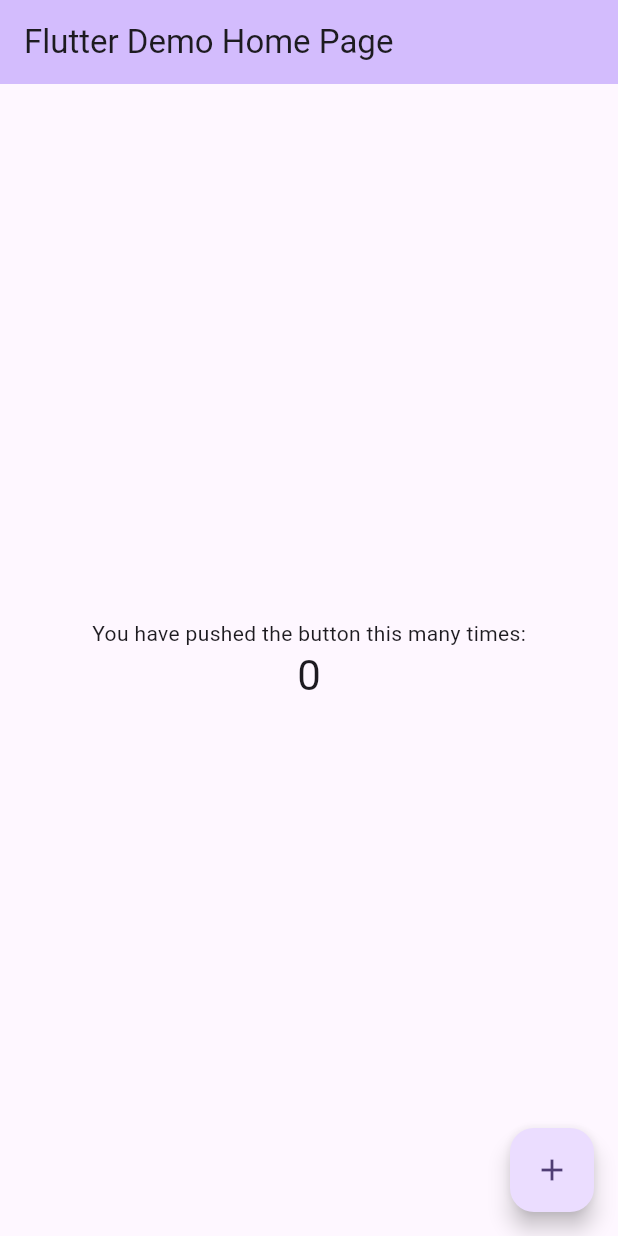
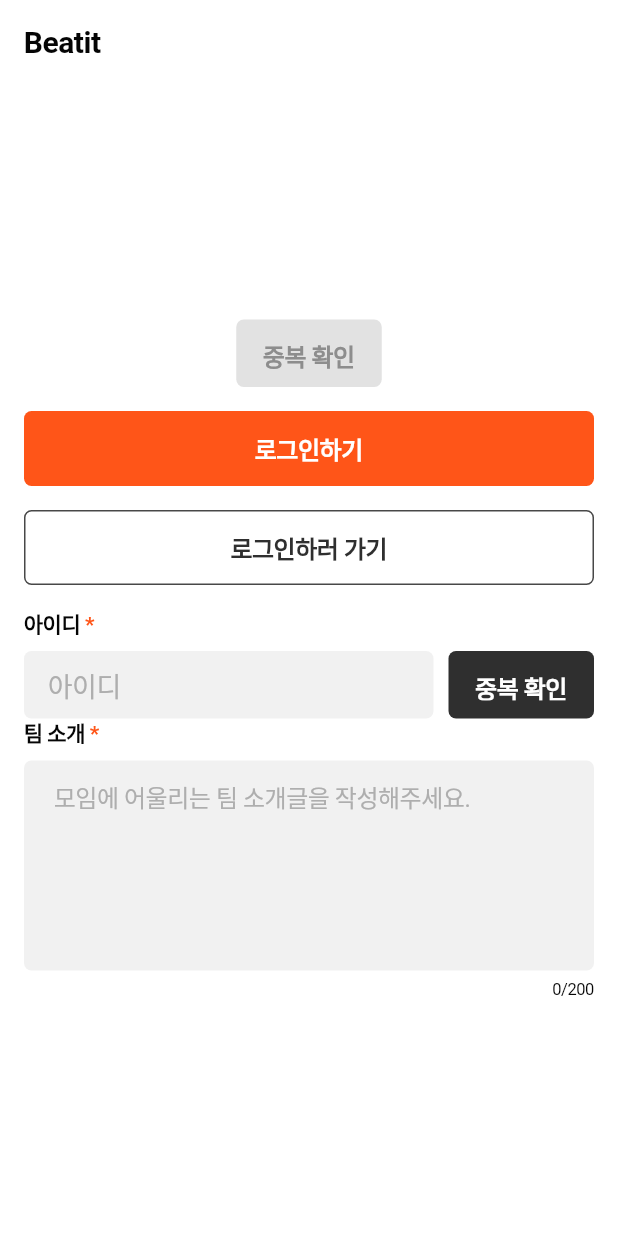
Before and after one commit to beat-it-app/Beatit_Front_App, a Flutter app: the screen it shows after launch, on a phone screen of 412 x 824 dp. Run offline on Flutter 3.47's test engine with Material 3 defaults, Android fonts, the light colour scheme and no system bars; Roboto replaces fonts that are missing (Pretendard).

Commit message:
add/#1: 버튼, input field 추가

```diff
--- a/lib/main.dart
+++ b/lib/main.dart
@@ -1,4 +1,10 @@
+import 'package:beatit_front_app/src/core/theme/app_spacing.dart';
+import 'package:beatit_front_app/src/core/widgets/inputs/app_text_area.dart';
+import 'package:beatit_front_app/src/core/widgets/inputs/app_text_field.dart';
 import 'package:flutter/material.dart';
+
+import 'src/core/theme/app_theme.dart';
+import 'src/core/widgets/bottons/app_button.dart';
 
 void main() {
   runApp(const MyApp());
@@ -7,45 +13,24 @@
 class MyApp extends StatelessWidget {
   const MyApp({super.key});
 
-  // This widget is the root of your application.
   @override
   Widget build(BuildContext context) {
     return MaterialApp(
-      title: 'Flutter Demo',
-      theme: ThemeData(
-        // This is the theme of your application.
-        //
-        // TRY THIS: Try running your application with "flutter run". You'll see
-        // the application has a purple toolbar. Then, without quitting the app,
-        // try changing the seedColor in the colorScheme below to Colors.green
-        // and then invoke "hot reload" (save your changes or press the "hot
-        // reload" button in a Flutter-supported IDE, or press "r" if you used
-        // the command line to start the app).
-        //
-        // Notice that the counter didn't reset back to zero; the application
-        // state is not lost during the reload. To reset the state, use hot
-        // restart instead.
-        //
-        // This works for code too, not just values: Most code changes can be
-        // tested with just a hot reload.
-        colorScheme: ColorScheme.fromSeed(seedColor: Colors.deepPurple),
-      ),
-      home: const MyHomePage(title: 'Flutter Demo Home Page'),
+      title: 'Beatit',
+      debugShowCheckedModeBanner: false,
+      theme: AppTheme.light,
+      darkTheme: AppTheme.dark,
+      themeMode: ThemeMode.system,
+      home: const MyHomePage(title: 'Beatit'),
     );
   }
 }
 
 class MyHomePage extends StatefulWidget {
-  const MyHomePage({super.key, required this.title});
-
-  // This widget is the home page of your application. It is stateful, meaning
-  // that it has a State object (defined below) that contains fields that affect
-  // how it looks.
-
-  // This class is the configuration for the state. It holds the values (in this
-  // case the title) provided by the parent (in this case the App widget) and
-  // used by the build method of the State. Fields in a Widget subclass are
-  // always marked "final".
+  const MyHomePage({
+    super.key,
+    required this.title,
+  });
 
   final String title;
 
@@ -54,69 +39,75 @@
 }
 
 class _MyHomePageState extends State<MyHomePage> {
-  int _counter = 0;
-
-  void _incrementCounter() {
-    setState(() {
-      // This call to setState tells the Flutter framework that something has
-      // changed in this State, which causes it to rerun the build method below
-      // so that the display can reflect the updated values. If we changed
-      // _counter without calling setState(), then the build method would not be
-      // called again, and so nothing would appear to happen.
-      _counter++;
-    });
-  }
-
   @override
   Widget build(BuildContext context) {
-    // This method is rerun every time setState is called, for instance as done
-    // by the _incrementCounter method above.
-    //
-    // The Flutter framework has been optimized to make rerunning build methods
-    // fast, so that you can just rebuild anything that needs updating rather
-    // than having to individually change instances of widgets.
     return Scaffold(
       appBar: AppBar(
-        // TRY THIS: Try changing the color here to a specific color (to
-        // Colors.amber, perhaps?) and trigger a hot reload to see the AppBar
-        // change color while the other colors stay the same.
-        backgroundColor: Theme.of(context).colorScheme.inversePrimary,
-        // Here we take the value from the MyHomePage object that was created by
-        // the App.build method, and use it to set our appbar title.
         title: Text(widget.title),
       ),
-      body: Center(
-        // Center is a layout widget. It takes a single child and positions it
-        // in the middle of the parent.
+      body: Container(
+        padding: EdgeInsets.all(AppSpacing.x16),
+        height: double.infinity,
         child: Column(
-          // Column is also a layout widget. It takes a list of children and
-          // arranges them vertically. By default, it sizes itself to fit its
-          // children horizontally, and tries to be as tall as its parent.
-          //
-          // Column has various properties to control how it sizes itself and
-          // how it positions its children. Here we use mainAxisAlignment to
-          // center the children vertically; the main axis here is the vertical
-          // axis because Columns are vertical (the cross axis would be
-          // horizontal).
-          //
-          // TRY THIS: Invoke "debug painting" (choose the "Toggle Debug Paint"
-          // action in the IDE, or press "p" in the console), to see the
-          // wireframe for each widget.
           mainAxisAlignment: MainAxisAlignment.center,
-          children: <Widget>[
-            const Text('You have pushed the button this many times:'),
-            Text(
-              '$_counter',
-              style: Theme.of(context).textTheme.headlineMedium,
+          crossAxisAlignment: CrossAxisAlignment.center,
+          mainAxisSize: MainAxisSize.min,
+          children: [
+            AppButton(
+              text: '중복 확인',
+              width: ButtonWidth.small,
+              height: ButtonHeight.small,
+              variant: ButtonVariant.black,
+              onPressed: null,
             ),
+            const SizedBox(height: 16),
+            AppButton(
+              text: '로그인하기',
+              width: ButtonWidth.expand,
+              height: ButtonHeight.normal,
+              variant: ButtonVariant.primary,
+              onPressed: () {},
+            ),
+            const SizedBox(height: 16),
+            AppButton(
+              text: '로그인하러 가기',
+              width: ButtonWidth.expand,
+              height: ButtonHeight.normal,
+              variant: ButtonVariant.outlined,
+              onPressed: () {},
+            ),
+            const SizedBox(height: 16),
+            Row(
+              crossAxisAlignment: CrossAxisAlignment.end,
+              children: [
+                Expanded(
+                  child: AppTextField(
+                    label: '아이디',
+                    hintText: '아이디',
+                    requiredMark: true,
+                    controller: null,
+                  ),
+                ),
+                const SizedBox(width: AppSpacing.x10),
+                AppButton(
+                  text: '중복 확인',
+                  width: ButtonWidth.small,
+                  height: ButtonHeight.small,
+                  variant: ButtonVariant.black,
+                  onPressed: () {},
+                ),
+              ],
+            ),
+            AppTextArea(
+              label: '팀 소개',
+              hintText: '모임에 어울리는 팀 소개글을 작성해주세요.',
+              requiredMark: true,
+              controller: null,
+              maxLength: 200,
+            )
           ],
         ),
       ),
-      floatingActionButton: FloatingActionButton(
-        onPressed: _incrementCounter,
-        tooltip: 'Increment',
-        child: const Icon(Icons.add),
-      ), // This trailing comma makes auto-formatting nicer for build methods.
     );
   }
 }
--- /dev/null
+++ b/lib/src/core/widgets/bottons/app_button.dart
@@ -0,0 +1,129 @@
+import 'package:flutter/material.dart';
+
+import '../../theme/app_radius.dart';
+import '../../theme/app_colors.dart';
+import '../../theme/app_fonts.dart';
+
+enum ButtonVariant {
+  primary,
+  black,
+  outlined,
+}
+
+enum ButtonWidth {
+  small, // width 97
+  medium, // width 125
+  expand, // width double.infinity
+}
+
+enum ButtonHeight {
+  small, // height 45
+  normal, // height 50
+}
+
+class AppButton extends StatelessWidget {
+  const AppButton({
+    super.key,
+    required this.text,
+    required this.onPressed,
+    this.variant = ButtonVariant.primary,
+    this.height = ButtonHeight.normal,
+    this.width = ButtonWidth.expand,
+    this.isLoading = false,
+    this.isDisabled = false,
+  });
+
+  final String text;
+  final VoidCallback? onPressed;
+  final ButtonVariant variant;
+  final ButtonHeight height;
+  final ButtonWidth width;
+  final bool isLoading;
+  final bool isDisabled;
+
+  bool get _isDisabled => isDisabled || onPressed == null || isLoading;
+
+  @override
+  Widget build(BuildContext context) {
+    final colors = Theme.of(context).colorScheme;
+
+    final child = isLoading
+        ? SizedBox(
+      width: 18,
+      height: 18,
+      child: CircularProgressIndicator(
+        strokeWidth: 2,
+        color: _loadingColor(colors),
+      ),
+    )
+        : Text(text);
+
+    final button = switch (variant) {
+      ButtonVariant.primary => FilledButton(
+        onPressed: _isDisabled ? null : onPressed,
+        style: _sizeStyle,
+        child: child,
+      ),
+      ButtonVariant.black => FilledButton(
+        onPressed: _isDisabled ? null : onPressed,
+        style: _sizeStyle.merge(
+          FilledButton.styleFrom(
+            backgroundColor: colors.secondary,
+            foregroundColor: colors.onSecondary,
+          ),
+        ),
+        child: child,
+      ),
+      ButtonVariant.outlined => OutlinedButton(
+        onPressed: _isDisabled ? null : onPressed,
+        style: _sizeStyle,
+        child: child,
+      ),
+    };
+
+    return SizedBox(
+      width: width.value,
+      height: height.value,
+      child: button,
+    );
+  }
+
+  ButtonStyle get _sizeStyle {
+    return ButtonStyle(
+      minimumSize: WidgetStatePropertyAll(
+        Size(0, height.value),
+      ),
+      fixedSize: WidgetStatePropertyAll(
+        Size.fromHeight(height.value),
+      ),
+      tapTargetSize: MaterialTapTargetSize.shrinkWrap,
+    );
+  }
+
+  Color _loadingColor(ColorScheme colors) {
+    return switch (variant) {
+      ButtonVariant.primary => colors.onPrimary,
+      ButtonVariant.black => colors.onSecondary,
+      ButtonVariant.outlined => colors.primary,
+    };
+  }
+}
+
+extension on ButtonWidth {
+  double get value {
+    return switch (this) {
+      ButtonWidth.small => 97,
+      ButtonWidth.medium => 125,
+      ButtonWidth.expand => double.infinity,
+    };
+  }
+}
+
+extension on ButtonHeight {
+  double get value {
+    return switch (this) {
+      ButtonHeight.small => 45,
+      ButtonHeight.normal => 50,
+    };
+  }
+}
--- /dev/null
+++ b/lib/src/core/widgets/inputs/app_text_area.dart
@@ -0,0 +1,182 @@
+import 'package:flutter/material.dart';
+import 'package:flutter/services.dart';
+
+import '../../theme/app_fonts.dart';
+import '../../theme/app_spacing.dart';
+
+class AppTextArea extends StatefulWidget {
+  const AppTextArea({
+    super.key,
+    this.controller,
+    this.focusNode,
+    this.label,
+    this.hintText,
+    this.requiredMark = false,
+    this.enabled = true,
+    this.readOnly = false,
+    this.errorText,
+    this.maxLength = 200,
+    this.showCounter = true,
+    this.fieldHeight = 140,
+    this.onChanged,
+  });
+
+  final TextEditingController? controller;
+  final FocusNode? focusNode;
+
+  final String? label;
+  final String? hintText;
+  final bool requiredMark;
+
+  final bool enabled;
+  final bool readOnly;
+  final String? errorText;
+
+  final int? maxLength;
+  final bool showCounter;
+  final double fieldHeight;
+
+  final ValueChanged<String>? onChanged;
+
+  @override
+  State<AppTextArea> createState() => _AppTextAreaState();
+}
+
+class _AppTextAreaState extends State<AppTextArea> {
+  late final TextEditingController _internalController;
+
+  TextEditingController get _controller {
+    return widget.controller ?? _internalController;
+  }
+
+  bool get _hasError {
+    return widget.errorText != null && widget.errorText!.isNotEmpty;
+  }
+
+  bool get _shouldShowCounter {
+    return widget.showCounter && widget.maxLength != null;
+  }
+
+  @override
+  void initState() {
+    super.initState();
+    _internalController = TextEditingController();
+  }
+
+  @override
+  void dispose() {
+    _internalController.dispose();
+    super.dispose();
+  }
+
+  @override
+  Widget build(BuildContext context) {
+    final theme = Theme.of(context);
+    final colors = theme.colorScheme;
+    final textTheme = theme.textTheme;
+    final inputTheme = theme.inputDecorationTheme;
+
+    final labelStyle = textTheme.labelMedium?.copyWith(
+      color: colors.onSurface,
+    );
+
+    final inputTextColor = widget.enabled
+        ? colors.onSurface
+        : colors.onSurfaceVariant;
+
+    final areaTextStyle = FontStyles.med16.copyWith(
+      color: inputTextColor,
+    );
+
+    final areaHintStyle = FontStyles.med16.copyWith(
+      color: inputTheme.hintStyle?.color ?? colors.onSurfaceVariant,
+    );
+
+    return Column(
+      crossAxisAlignment: CrossAxisAlignment.start,
+      children: [
+        if (widget.label != null) ...[
+          RichText(
+            text: TextSpan(
+              style: labelStyle,
+              children: [
+                TextSpan(text: widget.label),
+                if (widget.requiredMark)
+                  TextSpan(
+                    text: ' *',
+                    style: labelStyle?.copyWith(
+                      color: colors.primary,
+                    ),
+                  ),
+              ],
+            ),
+          ),
+          const SizedBox(height: AppSpacing.x8),
+        ],
+        SizedBox(
+          height: widget.fieldHeight,
+          child: TextFormField(
+            controller: _controller,
+            focusNode: widget.focusNode,
+            enabled: widget.enabled,
+            readOnly: widget.readOnly,
+            onChanged: widget.onChanged,
+            keyboardType: TextInputType.multiline,
+            textInputAction: TextInputAction.newline,
+            maxLength: widget.maxLength,
+            maxLengthEnforcement: MaxLengthEnforcement.enforced,
+            expands: true,
+            minLines: null,
+            maxLines: null,
+            textAlignVertical: TextAlignVertical.top,
+
+            // 핵심: text area 실제 입력값은 med16
+            style: areaTextStyle,
+
+            decoration: InputDecoration(
+              hintText: widget.hintText,
+              hintStyle: areaHintStyle,
+              counterText: '',
+
+              contentPadding: const EdgeInsets.symmetric(
+                horizontal: AppSpacing.x16,
+                vertical: AppSpacing.x12,
+              ),
+            ),
+            onTapOutside: (_) {
+              FocusScope.of(context).unfocus();
+            },
+          ),
+        ),
+        if (_hasError || _shouldShowCounter) ...[
+          const SizedBox(height: AppSpacing.x4),
+          Row(
+            crossAxisAlignment: CrossAxisAlignment.start,
+            children: [
+              Expanded(
+                child: _hasError
+                    ? Text(
+                  widget.errorText!,
+                  style: inputTheme.errorStyle,
+                )
+                    : const SizedBox.shrink(),
+              ),
+              if (_shouldShowCounter)
+                ValueListenableBuilder<TextEditingValue>(
+                  valueListenable: _controller,
+                  builder: (context, value, _) {
+                    return Text(
+                      '${value.text.length}/${widget.maxLength}',
+                      style: textTheme.labelSmall?.copyWith(
+                        color: colors.onSurface,
+                      ),
+                    );
+                  },
+                ),
+            ],
+          ),
+        ],
+      ],
+    );
+  }
+}
--- /dev/null
+++ b/lib/src/core/widgets/inputs/app_text_field.dart
@@ -0,0 +1,237 @@
+import 'package:flutter/material.dart';
+
+import '../../theme/app_fonts.dart';
+import '../../theme/app_radius.dart';
+import '../../theme/app_spacing.dart';
+
+class AppTextField extends StatefulWidget {
+  const AppTextField({
+    super.key,
+    this.controller,
+    this.focusNode,
+    this.label,
+    this.hintText,
+    this.requiredMark = false,
+    this.enabled = true,
+    this.readOnly = false,
+    this.obscureText = false,
+    this.errorText,
+    this.keyboardType,
+    this.textInputAction,
+    this.prefixIcon,
+    this.suffixIcon,
+    this.onChanged,
+    this.height = 45,
+  });
+
+  final TextEditingController? controller;
+  final FocusNode? focusNode;
+
+  final String? label;
+  final String? hintText;
+  final bool requiredMark;
+
+  final bool enabled;
+  final bool readOnly;
+  final bool obscureText;
+  final String? errorText;
+
+  final TextInputType? keyboardType;
+  final TextInputAction? textInputAction;
+  final Widget? prefixIcon;
+  final Widget? suffixIcon;
+  final ValueChanged<String>? onChanged;
+
+  final double height;
+
+  @override
+  State<AppTextField> createState() => _AppTextFieldState();
+}
+
+class _AppTextFieldState extends State<AppTextField> {
+  late final FocusNode _internalFocusNode;
+
+  FocusNode get _focusNode => widget.focusNode ?? _internalFocusNode;
+
+  bool get _hasError {
+    return widget.errorText != null && widget.errorText!.isNotEmpty;
+  }
+
+  @override
+  void initState() {
+    super.initState();
+    _internalFocusNode = FocusNode();
+    _focusNode.addListener(_handleFocusChanged);
+  }
+
+  @override
+  void didUpdateWidget(covariant AppTextField oldWidget) {
+    super.didUpdateWidget(oldWidget);
+
+    if (oldWidget.focusNode != widget.focusNode) {
+      oldWidget.focusNode?.removeListener(_handleFocusChanged);
+      _focusNode.addListener(_handleFocusChanged);
+    }
+  }
+
+  @override
+  void dispose() {
+    _focusNode.removeListener(_handleFocusChanged);
+    _internalFocusNode.dispose();
+    super.dispose();
+  }
+
+  void _handleFocusChanged() {
+    if (mounted) {
+      setState(() {});
+    }
+  }
+
+  @override
+  Widget build(BuildContext context) {
+    final theme = Theme.of(context);
+    final colors = theme.colorScheme;
+    final textTheme = theme.textTheme;
+    final inputTheme = theme.inputDecorationTheme;
+
+    final labelStyle = textTheme.labelMedium?.copyWith(
+      color: colors.onSurface,
+    );
+
+    final inputTextColor = widget.enabled
+        ? colors.onSurface
+        : colors.onSurfaceVariant;
+
+    final hintColor = widget.enabled
+        ? inputTheme.hintStyle?.color ?? colors.onSurfaceVariant
+        : colors.onSurfaceVariant;
+
+    return Column(
+      crossAxisAlignment: CrossAxisAlignment.start,
+      children: [
+        if (widget.label != null) ...[
+          RichText(
+            text: TextSpan(
+              style: labelStyle,
+              children: [
+                TextSpan(text: widget.label),
+                if (widget.requiredMark)
+                  TextSpan(
+                    text: ' *',
+                    style: labelStyle?.copyWith(
+                      color: colors.primary,
+                    ),
+                  ),
+              ],
+            ),
+          ),
+          const SizedBox(height: AppSpacing.x8),
+        ],
+        AnimatedContainer(
+          duration: const Duration(milliseconds: 120),
+          height: widget.height,
+          padding: const EdgeInsets.symmetric(
+            horizontal: AppSpacing.x16,
+          ),
+          decoration: BoxDecoration(
+            color: inputTheme.fillColor,
+            borderRadius: BorderRadius.circular(AppRadius.sm),
+            border: Border.all(
+              color: _borderColor(colors),
+              width: _borderWidth,
+            ),
+          ),
+          child: Row(
+            children: [
+              if (widget.prefixIcon != null) ...[
+                IconTheme(
+                  data: IconThemeData(
+                    color: inputTheme.suffixIconColor,
+                    size: 20,
+                  ),
+                  child: widget.prefixIcon!,
+                ),
+                const SizedBox(width: AppSpacing.x8),
+              ],
+              Expanded(
+                child: TextFormField(
+                  controller: widget.controller,
+                  focusNode: _focusNode,
+                  enabled: widget.enabled,
+                  readOnly: widget.readOnly,
+                  obscureText: widget.obscureText,
+                  keyboardType: widget.keyboardType,
+                  textInputAction: widget.textInputAction,
+                  onChanged: widget.onChanged,
+                  cursorColor: colors.primary,
+                  textAlignVertical: TextAlignVertical.center,
+                  style: FontStyles.med18.copyWith(
+                    color: inputTextColor,
+                    height: 1.0,
+                  ),
+                  decoration: InputDecoration(
+                    isCollapsed: true,
+                    filled: false,
+                    fillColor: Colors.transparent,
+                    hintText: widget.hintText,
+                    hintStyle: FontStyles.med18.copyWith(
+                      color: hintColor,
+                      height: 1.0,
+                    ),
+                    border: InputBorder.none,
+                    enabledBorder: InputBorder.none,
+                    focusedBorder: InputBorder.none,
+                    disabledBorder: InputBorder.none,
+                    errorBorder: InputBorder.none,
+                    focusedErrorBorder: InputBorder.none,
+                    contentPadding: EdgeInsets.zero,
+                  ),
+                  onTapOutside: (_) {
+                    FocusScope.of(context).unfocus();
+                  },
+                ),
+              ),
+              if (widget.suffixIcon != null) ...[
+                const SizedBox(width: AppSpacing.x8),
+                IconTheme(
+                  data: IconThemeData(
+                    color: inputTheme.suffixIconColor,
+                    size: 20,
+                  ),
+                  child: widget.suffixIcon!,
+                ),
+              ],
+            ],
+          ),
+        ),
+        if (_hasError) ...[
+          const SizedBox(height: AppSpacing.x8),
+          Text(
+            widget.errorText!,
+            style: inputTheme.errorStyle,
+          ),
+        ],
+      ],
+    );
+  }
+
+  Color _borderColor(ColorScheme colors) {
+    if (_hasError) {
+      return colors.error;
+    }
+
+    if (_focusNode.hasFocus) {
+      return colors.secondary;
+    }
+
+    return Colors.transparent;
+  }
+
+  double get _borderWidth {
+    if (_hasError || _focusNode.hasFocus) {
+      return 1;
+    }
+
+    return 0;
+  }
+}
```
